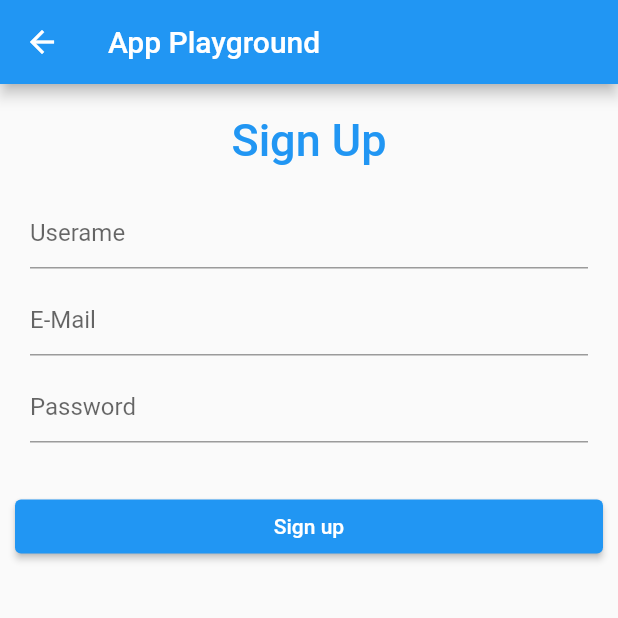
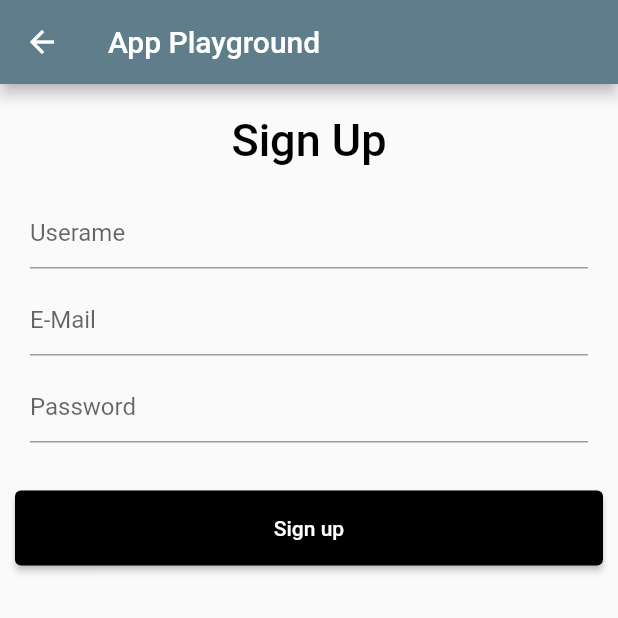
Before and after one commit to Pierre81385/app_playground, a Flutter app: the screen it shows after launch, after a tap on "Login", after a tap on "Signup", on a phone screen of 412 x 824 dp, the top half of it. Run offline on Flutter 3.47's test engine with Material 2 defaults, Android fonts, the phone set to English and light mode, and no system bars; our stand-ins replace firebase_auth, firebase_core; accounts and stored records are empty.

```diff
--- a/lib/login.dart
+++ b/lib/login.dart
@@ -61,7 +61,7 @@ class _StatefulLoginWidgetState extends State<StatefulLoginWidget> {
                         child: const Text(
                           'Login',
                           style: TextStyle(
-                              color: Colors.blue,
+                              color: Colors.black,
                               fontWeight: FontWeight.w500,
                               fontSize: 30),
                         )),
@@ -106,15 +106,20 @@ class _StatefulLoginWidgetState extends State<StatefulLoginWidget> {
                       onPressed: () {
                         //forgot password screen
                       },
-                      child: const Text(
-                        'Forgot Password',
-                      ),
+                      child: const Text('Forgot Password',
+                          style: TextStyle(
+                            color: Colors.black,
+                          )),
                     ),
                     Container(
                       height: 50,
                       padding: const EdgeInsets.fromLTRB(10, 0, 10, 0),
                       child: Expanded(
                         child: ElevatedButton(
+                            style: ElevatedButton.styleFrom(
+                              primary: Colors.black,
+                              minimumSize: const Size.fromHeight(50), // NEW
+                            ),
                             child: const Text('Login'),
                             onPressed: () async {
                               _focusEmail.unfocus();
@@ -153,7 +158,7 @@ class _StatefulLoginWidgetState extends State<StatefulLoginWidget> {
                         TextButton(
                           child: const Text(
                             'Signup',
-                            style: TextStyle(fontSize: 20),
+                            style: TextStyle(color: Colors.black, fontSize: 20),
                           ),
                           onPressed: () {
                             //signup screen
--- a/lib/main.dart
+++ b/lib/main.dart
@@ -33,7 +33,7 @@ class MyApp extends StatelessWidget {
         // or simply save your changes to "hot reload" in a Flutter IDE).
         // Notice that the counter didn't reset back to zero; the application
         // is not restarted.
-        primarySwatch: Colors.blue,
+        primarySwatch: Colors.blueGrey,
       ),
       home: const StatefulLoginWidget(),
     );
--- a/lib/signup.dart
+++ b/lib/signup.dart
@@ -51,7 +51,7 @@ class _StatefulSignupWidgetState extends State<StatefulSignupWidget> {
                         child: const Text(
                           'Sign Up',
                           style: TextStyle(
-                              color: Colors.blue,
+                              color: Colors.black,
                               fontWeight: FontWeight.w500,
                               fontSize: 30),
                         )),
@@ -117,6 +117,11 @@ class _StatefulSignupWidgetState extends State<StatefulSignupWidget> {
                             children: [
                               Expanded(
                                 child: ElevatedButton(
+                                  style: ElevatedButton.styleFrom(
+                                    primary: Colors.black,
+                                    minimumSize:
+                                        const Size.fromHeight(50), // NEW
+                                  ),
                                   onPressed: () async {
                                     setState(() {
                                       _isProcessing = true;
```
